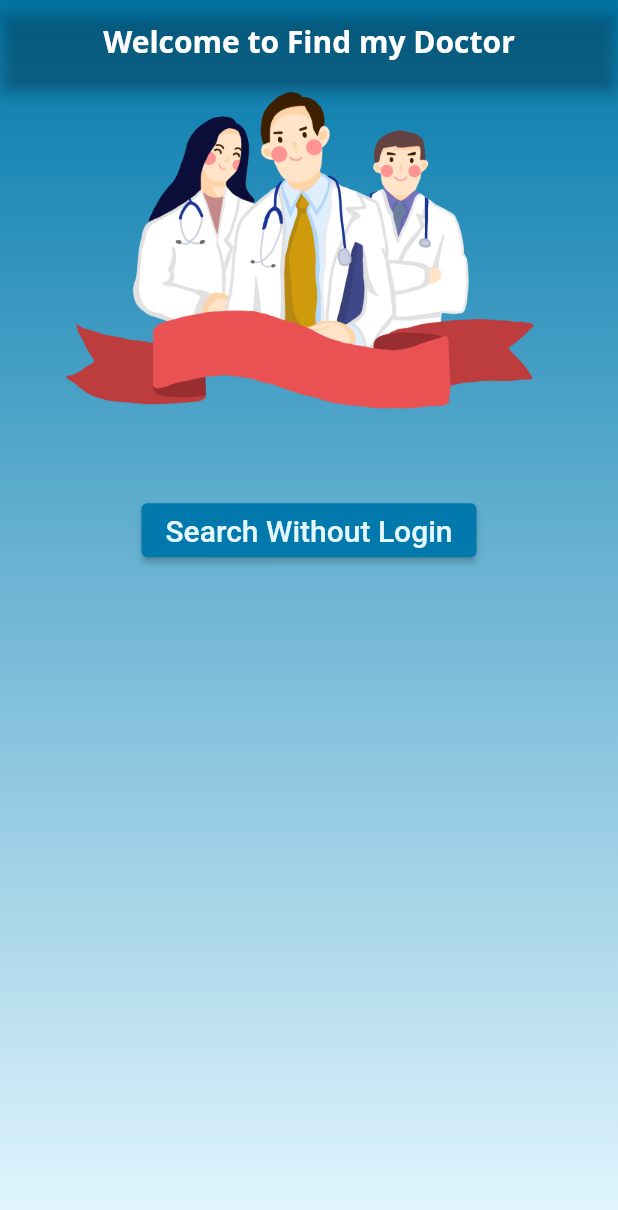
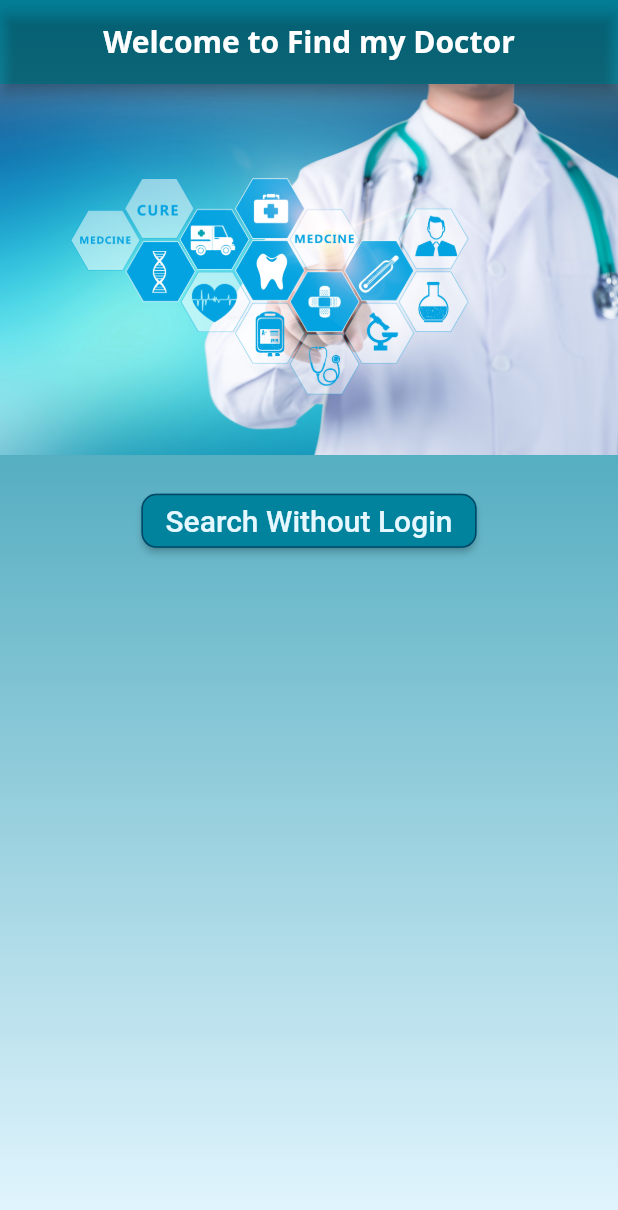
Before and after one commit to Parinika/findyourdoctor, a Flutter app: the screen it shows after launch, on a phone screen of 412 x 824 dp. Shown: the top 1210 px of the screen. Run offline on Flutter 3.47's test engine with Material 2 defaults, Android fonts, the phone set to English and light mode, and no system bars; Roboto replaces fonts that are missing (Open Sans).

Commit message:
logo changed

```diff
--- a/lib/Screens/Welcome/welcome_screen.dart
+++ b/lib/Screens/Welcome/welcome_screen.dart
@@ -32,14 +32,15 @@ class WelcomeScreen extends StatelessWidget {
                 mainAxisAlignment: MainAxisAlignment.start,
                 children: <Widget>[
                   Image.asset(
-                    'assests/images/doctor.png',
+                    'assests/images/logo.jpg',
                     // height: 300.0,
                     // width: 300.0,
                     scale: 8.0,
                     // final AlignmentGeometry alignment(-1.0,0.0);
                   ),
-                  Container(
-                    margin: EdgeInsets.all(50),
+                  Center(
+                      child: Container(
+                        margin: EdgeInsets.only(top: 20),
                         child: ElevatedButton(
                           onPressed: () {},
                           child: Text(
@@ -50,9 +51,14 @@ class WelcomeScreen extends StatelessWidget {
                             primary: kBGColor,
                             onPrimary: kPrimaryLightColor,
                             elevation: 2,
+                            shape: (RoundedRectangleBorder(
+                              borderRadius: BorderRadius.circular(10.0),
+                              side: BorderSide(color: kPrimaryColor)))
                               // shape: ButtonStyleButton(),
                               // alignment:Alignment.Center,
-                        )),
+                          ),
+                        ),
+                      )
                   )
                 ]),
             //child: TextButton(onPressed: (){},child: Text('Button'),),
--- a/lib/constants.dart
+++ b/lib/constants.dart
@@ -2,4 +2,4 @@ import 'package:flutter/material.dart';
 
 const kPrimaryColor = Color(0xFF004766);
 const kPrimaryLightColor = Color(0xFFE5F7FF);
-const kBGColor = Color.fromARGB(255, 1, 121, 172);
+const kBGColor = Color.fromARGB(255, 2, 131, 157);
```
Also changed, not shown: assests/images/logo.jpg (added). Lines whose indentation alone changed are shown as unchanged.
